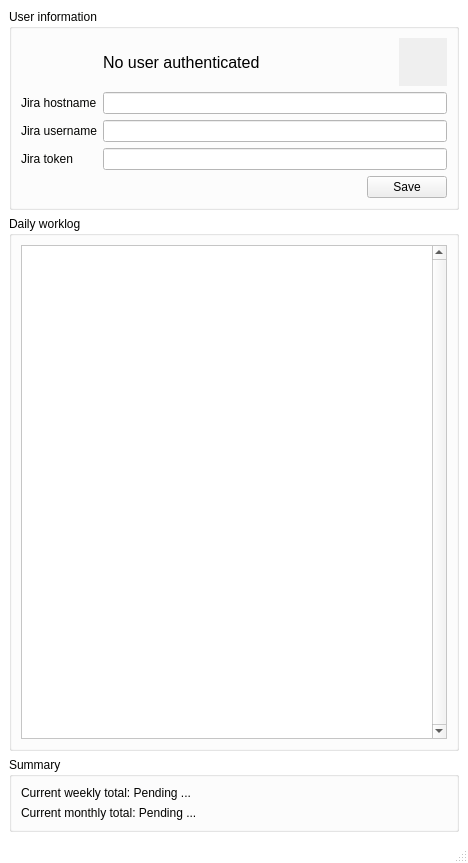
Above: mainwindow.ui from llob/kronos before the change. Below: the same form after it.
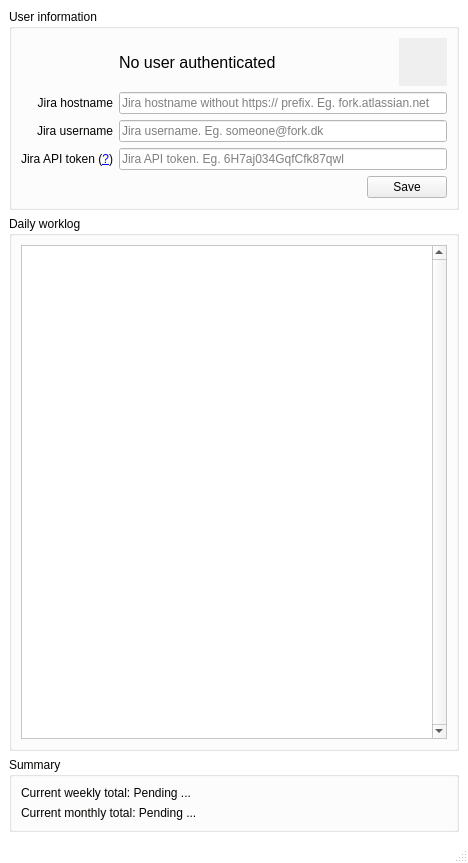
That is the form after the change.

The edit to the form file:
```diff
--- a/mainwindow.ui
+++ b/mainwindow.ui
@@ -151,7 +151,11 @@
        <item row="0" column="0">
         <layout class="QGridLayout" name="credentialsGridLayout">
          <item row="2" column="1">
-          <widget class="QLineEdit" name="jiraUsernameLineEdit"/>
+          <widget class="QLineEdit" name="jiraUsernameLineEdit">
+           <property name="placeholderText">
+            <string>Jira username. Eg. someone@fork.dk</string>
+           </property>
+          </widget>
          </item>
          <item row="0" column="1">
           <layout class="QHBoxLayout" name="horizontalLayout_3">
@@ -212,13 +216,20 @@
           </layout>
          </item>
          <item row="1" column="1">
-          <widget class="QLineEdit" name="jiraHostnameLineEdit"/>
+          <widget class="QLineEdit" name="jiraHostnameLineEdit">
+           <property name="placeholderText">
+            <string>Jira hostname without https:// prefix. Eg. fork.atlassian.net</string>
+           </property>
+          </widget>
          </item>
          <item row="2" column="0">
           <widget class="QLabel" name="jiraUsernameLabel">
            <property name="text">
             <string>Jira username</string>
            </property>
+           <property name="alignment">
+            <set>Qt::AlignRight|Qt::AlignTrailing|Qt::AlignVCenter</set>
+           </property>
           </widget>
          </item>
          <item row="0" column="0">
@@ -251,6 +262,9 @@
            <property name="text">
             <string>Jira hostname</string>
            </property>
+           <property name="alignment">
+            <set>Qt::AlignRight|Qt::AlignTrailing|Qt::AlignVCenter</set>
+           </property>
           </widget>
          </item>
          <item row="3" column="1">
@@ -258,12 +272,21 @@
            <property name="echoMode">
             <enum>QLineEdit::PasswordEchoOnEdit</enum>
            </property>
+           <property name="placeholderText">
+            <string>Jira API token. Eg. 6H7aj034GqfCfk87qwl</string>
+           </property>
           </widget>
          </item>
          <item row="3" column="0">
           <widget class="QLabel" name="jiraTokenLabel">
            <property name="text">
-            <string>Jira token</string>
+            <string>&lt;html&gt;&lt;head/&gt;&lt;body&gt;&lt;p&gt;Jira API token (&lt;a href=&quot;https://id.atlassian.com/manage-profile/security/api-tokens&quot;&gt;&lt;span style=&quot; text-decoration: underline; color:#0000ff;&quot;&gt;?&lt;/span&gt;&lt;/a&gt;)&lt;/p&gt;&lt;/body&gt;&lt;/html&gt;</string>
+           </property>
+           <property name="alignment">
+            <set>Qt::AlignRight|Qt::AlignTrailing|Qt::AlignVCenter</set>
+           </property>
+           <property name="openExternalLinks">
+            <bool>true</bool>
            </property>
           </widget>
          </item>
```
